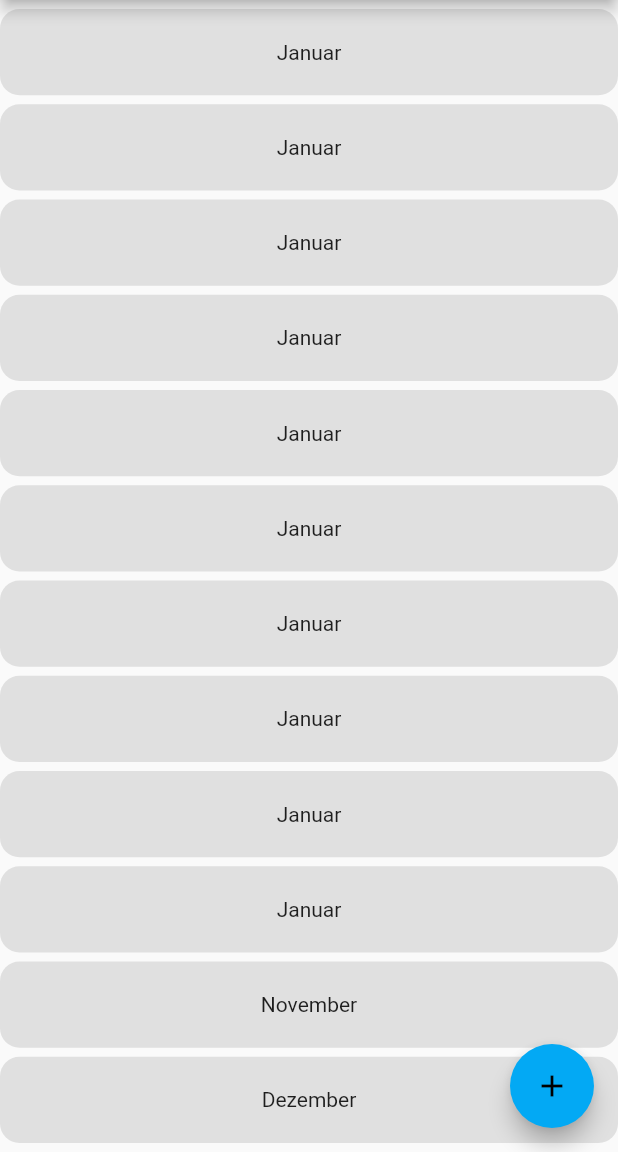
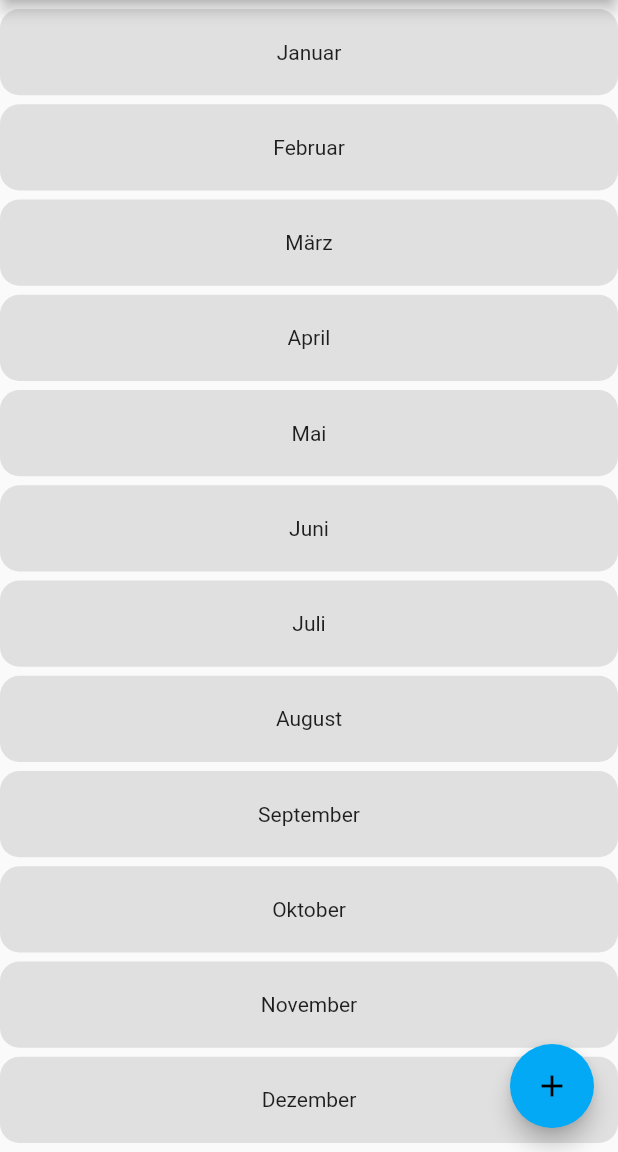
Before and after one commit to Bmbus/WorktimeCalc, a Flutter app: the screen it shows after launch, on a phone screen of 412 x 824 dp, the part 84-1236 px from its top. Run offline on Flutter 3.47's test engine with Material 2 defaults, Android fonts, the phone set to English and light mode, and no system bars; missing offline and left inert: dart:ffi.

```diff
--- a/lib/main.dart
+++ b/lib/main.dart
@@ -3,10 +3,10 @@ import 'dart:ffi';
 import 'package:flutter/material.dart';
 
 void main() {
-  runApp(MyApp());
+  runApp(Home());
 }
 
-class MyApp extends StatelessWidget {
+class Home extends StatelessWidget {
   @override
   Widget build(BuildContext context) {
     return MaterialApp(
@@ -63,7 +63,7 @@ class _MyHomePageState extends State<MyHomePage> {
                   color: Colors.grey[300],
                   borderRadius: BorderRadius.all(Radius.circular(13.0))
                 ),
-                child: Center(child: Text("Januar"),),
+                child: Center(child: Text("Februar"),),
               ),
             ),
             Padding(
@@ -75,7 +75,7 @@ class _MyHomePageState extends State<MyHomePage> {
                   color: Colors.grey[300],
                   borderRadius: BorderRadius.all(Radius.circular(13.0))
                 ),
-                child: Center(child: Text("Januar"),),
+                child: Center(child: Text("März"),),
               ),
             ),
             Padding(
@@ -87,7 +87,7 @@ class _MyHomePageState extends State<MyHomePage> {
                   color: Colors.grey[300],
                   borderRadius: BorderRadius.all(Radius.circular(13.0))
                 ),
-                child: Center(child: Text("Januar"),),
+                child: Center(child: Text("April"),),
               ),
             ),
             Padding(
@@ -99,7 +99,7 @@ class _MyHomePageState extends State<MyHomePage> {
                   color: Colors.grey[300],
                   borderRadius: BorderRadius.all(Radius.circular(13.0))
                 ),
-                child: Center(child: Text("Januar"),),
+                child: Center(child: Text("Mai"),),
               ),
             ),
             Padding(
@@ -111,7 +111,7 @@ class _MyHomePageState extends State<MyHomePage> {
                   color: Colors.grey[300],
                   borderRadius: BorderRadius.all(Radius.circular(13.0))
                 ),
-                child: Center(child: Text("Januar"),),
+                child: Center(child: Text("Juni"),),
               ),
             ),
             Padding(
@@ -123,7 +123,7 @@ class _MyHomePageState extends State<MyHomePage> {
                   color: Colors.grey[300],
                   borderRadius: BorderRadius.all(Radius.circular(13.0))
                 ),
-                child: Center(child: Text("Januar"),),
+                child: Center(child: Text("Juli"),),
               ),
             ),
             Padding(
@@ -135,7 +135,7 @@ class _MyHomePageState extends State<MyHomePage> {
                   color: Colors.grey[300],
                   borderRadius: BorderRadius.all(Radius.circular(13.0))
                 ),
-                child: Center(child: Text("Januar"),),
+                child: Center(child: Text("August"),),
               ),
             ),
             Padding(
@@ -147,7 +147,7 @@ class _MyHomePageState extends State<MyHomePage> {
                   color: Colors.grey[300],
                   borderRadius: BorderRadius.all(Radius.circular(13.0))
                 ),
-                child: Center(child: Text("Januar"),),
+                child: Center(child: Text("September"),),
               ),
             ),
             Padding(
@@ -159,7 +159,7 @@ class _MyHomePageState extends State<MyHomePage> {
                   color: Colors.grey[300],
                   borderRadius: BorderRadius.all(Radius.circular(13.0))
                 ),
-                child: Center(child: Text("Januar"),),
+                child: Center(child: Text("Oktober"),),
               ),
             ),
             Padding(
@@ -179,7 +179,6 @@ class _MyHomePageState extends State<MyHomePage> {
             ),
             Expanded(
               child: Container(
-                height: 500,
                 decoration: BoxDecoration(
                   color: Colors.grey[300],
                   borderRadius: BorderRadius.all(Radius.circular(13.0))
@@ -193,7 +192,7 @@ class _MyHomePageState extends State<MyHomePage> {
           ],
         ),
       ),
-      floatingActionButton: FloatingActionButton(child: Icon(Icons.add)),
+      floatingActionButton: FloatingActionButton(child: Icon(Icons.add)), // TODO https://flutter.dev/docs/cookbook/navigation/navigation-basics
     );
   }
 }
```
Also changed, not shown: lib/Views/addWork.dart (added, +12 -0 lines), lib/Views/month.dart (added, +12 -0 lines).
